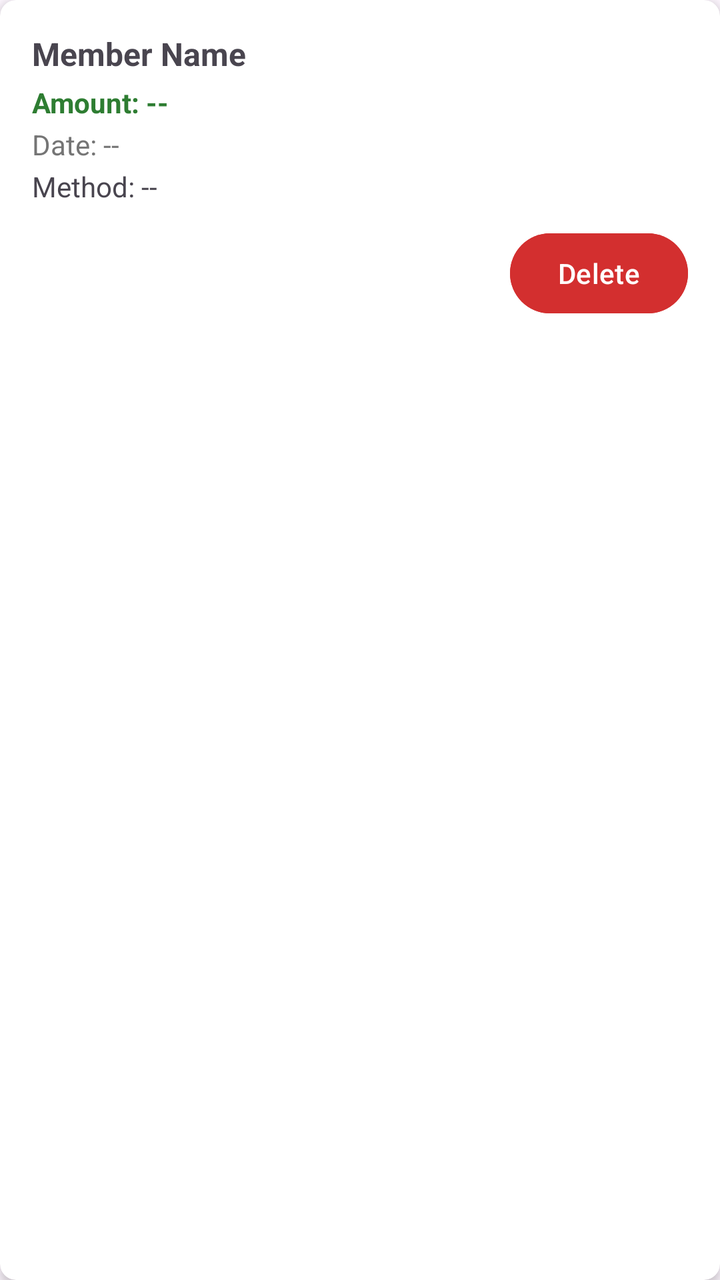
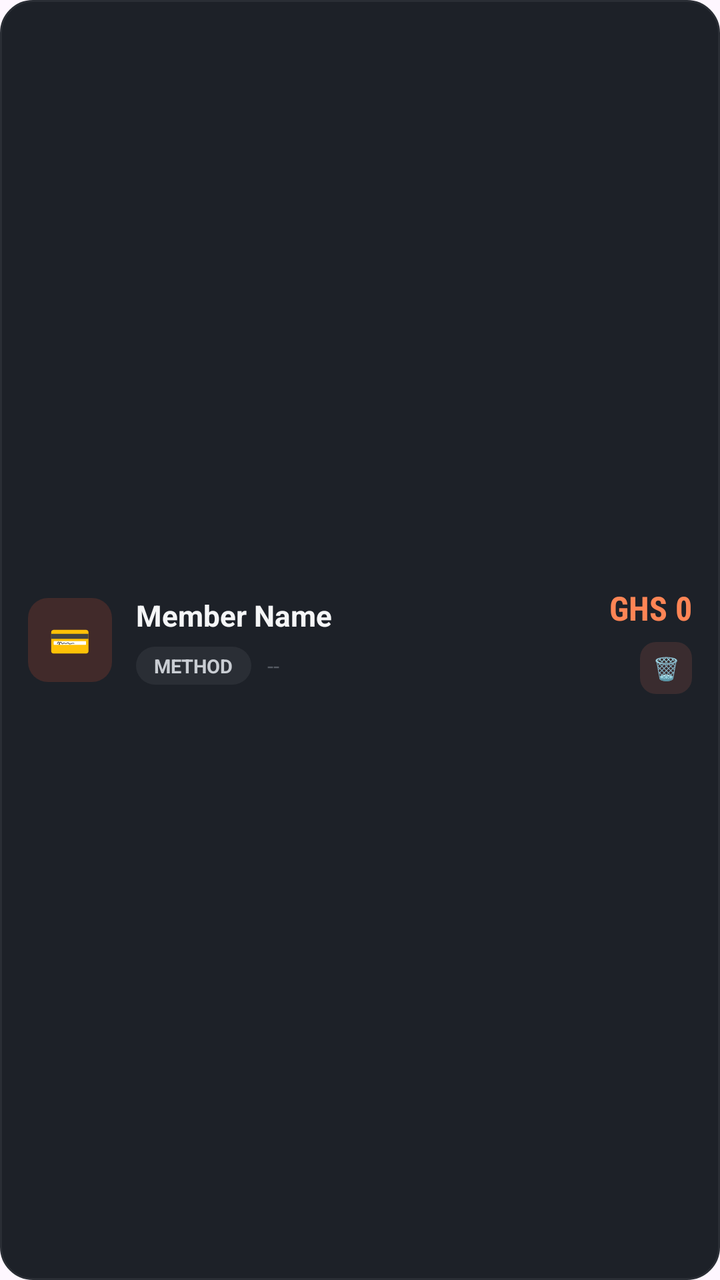

Compare the two renders of this Android layout. The source of the first and the diff that turns it into the second are given below.
<!-- AndroidManifest.xml: application theme Theme.GymMembershipSystem -->
<!-- res/layout/item_payment.xml -->
<?xml version="1.0" encoding="utf-8"?>
<androidx.cardview.widget.CardView xmlns:android="http://schemas.android.com/apk/res/android"
    xmlns:app="http://schemas.android.com/apk/res-auto"
    android:layout_width="match_parent"
    android:layout_height="wrap_content"
    android:layout_margin="6dp"
    app:cardCornerRadius="8dp"
    app:cardElevation="3dp">

    <LinearLayout
        android:layout_width="match_parent"
        android:layout_height="wrap_content"
        android:orientation="vertical"
        android:padding="16dp">

        <TextView
            android:id="@+id/tvPaymentMember"
            android:layout_width="match_parent"
            android:layout_height="wrap_content"
            android:textSize="16sp"
            android:textStyle="bold"
            android:text="Member Name" />

        <TextView
            android:id="@+id/tvPaymentAmount"
            android:layout_width="match_parent"
            android:layout_height="wrap_content"
            android:layout_marginTop="4dp"
            android:textColor="#2E7D32"
            android:textStyle="bold"
            android:text="Amount: --" />

        <TextView
            android:id="@+id/tvPaymentDate"
            android:layout_width="match_parent"
            android:layout_height="wrap_content"
            android:layout_marginTop="2dp"
            android:textColor="#757575"
            android:text="Date: --" />

        <TextView
            android:id="@+id/tvPaymentMethod"
            android:layout_width="match_parent"
            android:layout_height="wrap_content"
            android:layout_marginTop="2dp"
            android:text="Method: --" />

        <LinearLayout
            android:layout_width="match_parent"
            android:layout_height="wrap_content"
            android:orientation="horizontal"
            android:layout_marginTop="10dp"
            android:gravity="end">

            <Button
                android:id="@+id/btnDeletePayment"
                android:layout_width="wrap_content"
                android:layout_height="wrap_content"
                android:backgroundTint="#D32F2F"
                android:text="Delete" />

        </LinearLayout>

    </LinearLayout>

</androidx.cardview.widget.CardView>
<!-- resources referenced by this layout -->
<resources>
  <style name="Theme.GymMembershipSystem" parent="Base.Theme.GymMembershipSystem" />
  <style name="Base.Theme.GymMembershipSystem" parent="Theme.Material3.DayNight.NoActionBar">
          
          
      </style>
</resources>

<!-- the commit's change to res/layout/item_payment.xml (unified diff, before → after) -->
@@ -1,66 +1,101 @@
 <?xml version="1.0" encoding="utf-8"?>
-<androidx.cardview.widget.CardView xmlns:android="http://schemas.android.com/apk/res/android"
-    xmlns:app="http://schemas.android.com/apk/res-auto"
+<LinearLayout xmlns:android="http://schemas.android.com/apk/res/android"
     android:layout_width="match_parent"
     android:layout_height="wrap_content"
-    android:layout_margin="6dp"
-    app:cardCornerRadius="8dp"
-    app:cardElevation="3dp">
+    android:orientation="horizontal"
+    android:gravity="center_vertical"
+    android:background="@drawable/bg_card_dark"
+    android:padding="14dp"
+    android:layout_marginBottom="10dp">
+
+    <TextView
+        android:layout_width="42dp"
+        android:layout_height="42dp"
+        android:background="@drawable/bg_icon_chip"
+        android:gravity="center"
+        android:text="💳"
+        android:textSize="17sp" />
 
     <LinearLayout
-        android:layout_width="match_parent"
+        android:layout_width="0dp"
         android:layout_height="wrap_content"
+        android:layout_weight="1"
         android:orientation="vertical"
-        android:padding="16dp">
+        android:layout_marginStart="12dp">
 
         <TextView
             android:id="@+id/tvPaymentMember"
             android:layout_width="match_parent"
             android:layout_height="wrap_content"
-            android:textSize="16sp"
+            android:textSize="14.5sp"
             android:textStyle="bold"
+            android:textColor="@color/text_primary"
             android:text="Member Name" />
 
-        <TextView
-            android:id="@+id/tvPaymentAmount"
-            android:layout_width="match_parent"
-            android:layout_height="wrap_content"
-            android:layout_marginTop="4dp"
-            android:textColor="#2E7D32"
-            android:textStyle="bold"
-            android:text="Amount: --" />
-
-        <TextView
-            android:id="@+id/tvPaymentDate"
-            android:layout_width="match_parent"
-            android:layout_height="wrap_content"
-            android:layout_marginTop="2dp"
-            android:textColor="#757575"
-            android:text="Date: --" />
-
-        <TextView
-            android:id="@+id/tvPaymentMethod"
-            android:layout_width="match_parent"
-            android:layout_height="wrap_content"
-            android:layout_marginTop="2dp"
-            android:text="Method: --" />
-
         <LinearLayout
-            android:layout_width="match_parent"
+            android:layout_width="wrap_content"
             android:layout_height="wrap_content"
             android:orientation="horizontal"
-            android:layout_marginTop="10dp"
-            android:gravity="end">
+            android:gravity="center_vertical"
+            android:layout_marginTop="6dp">
 
-            <Button
-                android:id="@+id/btnDeletePayment"
+            <TextView
+                android:id="@+id/tvPaymentMethod"
                 android:layout_width="wrap_content"
                 android:layout_height="wrap_content"
-                android:backgroundTint="#D32F2F"
-                android:text="Delete" />
+                android:background="@drawable/bg_method_pill"
+                android:paddingStart="9dp"
+                android:paddingEnd="9dp"
+                android:paddingTop="3dp"
+                android:paddingBottom="3dp"
+                android:text="METHOD"
+                android:textColor="@color/edit_chip_text"
+                android:textSize="9.5sp"
+                android:textStyle="bold" />
+
+            <TextView
+                android:id="@+id/tvPaymentDate"
+                android:layout_width="wrap_content"
+                android:layout_height="wrap_content"
+                android:layout_marginStart="8dp"
+                android:text="--"
+                android:textColor="@color/text_muted"
+                android:textSize="11sp" />
 
         </LinearLayout>
 
     </LinearLayout>
 
-</androidx.cardview.widget.CardView>
+    <LinearLayout
+        android:layout_width="wrap_content"
+        android:layout_height="wrap_content"
+        android:orientation="vertical"
+        android:gravity="end"
+        android:layout_marginStart="8dp">
+
+        <TextView
+            android:id="@+id/tvPaymentAmount"
+            android:layout_width="wrap_content"
+            android:layout_height="wrap_content"
+            android:text="GHS 0"
+            android:textColor="@color/accent_orange_light"
+            android:textSize="16.5sp"
+            android:fontFamily="sans-serif-condensed"
+            android:textStyle="bold"
+            android:layout_marginBottom="6dp" />
+
+        <TextView
+            android:id="@+id/btnDeletePayment"
+            android:layout_width="26dp"
+            android:layout_height="26dp"
+            android:background="@drawable/bg_icon_delete"
+            android:gravity="center"
+            android:text="🗑"
+            android:textColor="@color/logout_text"
+            android:textSize="11sp"
+            android:clickable="true"
+            android:focusable="true" />
+
+    </LinearLayout>
+
+</LinearLayout>
<!-- resource entries referenced after the edit -->
@@ -1,6 +1,41 @@
 <!-- resources referenced by this layout -->
 <resources>
+  <color name="accent_orange_light">#FF8555</color>
+  <color name="edit_chip_text">#C9CDD3</color>
+  <color name="logout_text">#E5735F</color>
+  <color name="text_muted">#565B63</color>
+  <color name="text_primary">#F5F6F7</color>
+  <!-- drawable bg_card_dark (drawable) -->
+  <?xml version="1.0" encoding="utf-8"?>
+  <shape xmlns:android="http://schemas.android.com/apk/res/android" android:shape="rectangle">
+      <solid android:color="@color/surface_dark" />
+      <stroke android:width="1dp" android:color="@color/border_dark" />
+      <corners android:radius="16dp" />
+  </shape>
+  <!-- drawable bg_icon_chip (drawable) -->
+  <?xml version="1.0" encoding="utf-8"?>
+  <shape xmlns:android="http://schemas.android.com/apk/res/android" android:shape="rectangle">
+      <solid android:color="@color/accent_orange_tint" />
+      <corners android:radius="10dp" />
+  </shape>
+  <!-- drawable bg_icon_delete (drawable) -->
+  <?xml version="1.0" encoding="utf-8"?>
+  <shape xmlns:android="http://schemas.android.com/apk/res/android" android:shape="rectangle">
+      <solid android:color="@color/delete_bg" />
+      <corners android:radius="8dp" />
+  </shape>
+  <!-- drawable bg_method_pill (drawable) -->
+  <?xml version="1.0" encoding="utf-8"?>
+  <shape xmlns:android="http://schemas.android.com/apk/res/android" android:shape="rectangle">
+      <solid android:color="@color/edit_chip_bg" />
+      <corners android:radius="20dp" />
+  </shape>
   <style name="Theme.GymMembershipSystem" parent="Base.Theme.GymMembershipSystem" />
+  <color name="surface_dark">#1D2128</color>
+  <color name="border_dark">#2A2E35</color>
+  <color name="accent_orange_tint">#29FF5A36</color>
+  <color name="delete_bg">#24E5735F</color>
+  <color name="edit_chip_bg">#2A2E35</color>
   <style name="Base.Theme.GymMembershipSystem" parent="Theme.Material3.DayNight.NoActionBar">
           
           
